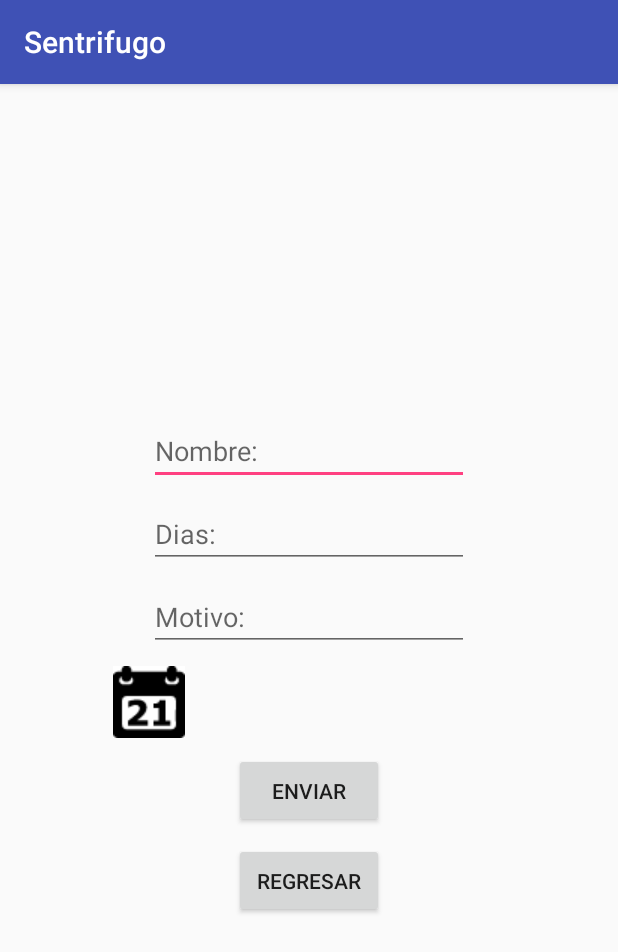
After one commit to eqilibruim501/Sentrifugo-Movil, an Android app: the PedirVaciones screen opened directly, with no data from a screen before it, on a phone screen of 412 x 824 dp. The commit adds this screen. Shown: the top 952 px of the screen. Run offline under Robolectric (Android 15) with nearby library versions, the phone set to English and light mode, and no system bars; our stand-ins replace Firebase (no records; nobody signed in at launch, a user with empty details on screens opened directly).

Commit message:
vacaciones

```diff
--- a/Sentrifugo/app/src/main/AndroidManifest.xml
+++ b/Sentrifugo/app/src/main/AndroidManifest.xml
@@ -22,7 +22,8 @@
         <activity
             android:name=".DatosUsuario"
             android:label="@string/title_activity_datos_usuario"
-            android:theme="@style/AppTheme.NoActionBar"></activity>
+            android:theme="@style/AppTheme.NoActionBar" />
+        <activity android:name=".PedirVaciones"></activity>
     </application>
 
 </manifest>
--- a/Sentrifugo/app/src/main/java/com/example/frive/sentrifugo/Base/Referencias.java
+++ b/Sentrifugo/app/src/main/java/com/example/frive/sentrifugo/Base/Referencias.java
@@ -3,4 +3,5 @@ package com.example.frive.sentrifugo.Base;
 public class Referencias {
     final public static String Principal="Sentrifugo";
     final public static String Usuario="Usuarios";
+    final public static String Vacacion="Vacaciones";
 }
--- a/Sentrifugo/app/src/main/java/com/example/frive/sentrifugo/MainActivity.java
+++ b/Sentrifugo/app/src/main/java/com/example/frive/sentrifugo/MainActivity.java
@@ -103,7 +103,8 @@ public class MainActivity extends AppCompatActivity {
             public void onComplete(@NonNull Task<AuthResult> task) {
                 if(task.isSuccessful()){
                     //Log.i("seccion","inicio");
-                   Intent intent=new Intent(MainActivity.this,DatosUsuario.class);
+                  // Intent intent=new Intent(MainActivity.this,DatosUsuario.class);
+                    Intent intent=new Intent(MainActivity.this,PedirVaciones.class);
                     intent.putExtra("correo",email);
                    startActivity(intent);
                     Toast.makeText(MainActivity.this,"Inicio",Toast.LENGTH_LONG).show();
--- /dev/null
+++ b/Sentrifugo/app/src/main/java/com/example/frive/sentrifugo/PedirVaciones.java
@@ -0,0 +1,120 @@
+package com.example.frive.sentrifugo;
+
+import android.app.DatePickerDialog;
+import android.app.NotificationManager;
+import android.app.TimePickerDialog;
+import android.content.Context;
+import android.content.Intent;
+import android.os.Build;
+import android.support.annotation.RequiresApi;
+import android.support.v7.app.AppCompatActivity;
+import android.os.Bundle;
+import android.view.View;
+import android.widget.Button;
+import android.widget.DatePicker;
+import android.widget.EditText;
+import android.widget.ImageButton;
+import android.widget.TextView;
+import android.widget.TimePicker;
+import android.widget.Toast;
+
+import com.example.frive.sentrifugo.Base.Referencias;
+import com.google.firebase.database.DatabaseReference;
+import com.google.firebase.database.FirebaseDatabase;
+
+import java.util.Calendar;
+
+public class PedirVaciones extends AppCompatActivity {
+    private NotificationManager notificationManager;
+    ImageButton bfecha;
+    EditText efecha;
+    private int dia, mes, anio, hora, minutos;
+    DatePickerDialog dpd;
+    TimePickerDialog timePickerDialog;
+    private Button sacarCita;
+    private TextView nombre,dias,motivo;
+    private Button regresar;
+    String Correo;
+    @Override
+    protected void onCreate(Bundle savedInstanceState) {
+        super.onCreate(savedInstanceState);
+        setContentView(R.layout.activity_pedir_vaciones);
+        bfecha = findViewById(R.id.bfecha);
+        efecha = findViewById(R.id.efecha);
+        nombre = (TextView)findViewById(R.id.Nombre);
+        dias = (TextView)findViewById(R.id.Dias);
+        motivo=(TextView)findViewById(R.id.Motivo);
+        efecha.setKeyListener(null);
+        regresar=(Button)findViewById(R.id.Regresar);
+        sacarCita=(Button)findViewById(R.id.solicitud);
+        Bundle extras = getIntent().getExtras();
+        //crea notificacion
+        if (extras != null) {
+            Correo=extras.getString("correo");
+        }
+        //muestra fecha
+        bfecha.setOnClickListener(new View.OnClickListener() {
+            @Override
+            public void onClick(View view) {
+
+                Calendar c = Calendar.getInstance();
+                dia = c.get(Calendar.DAY_OF_MONTH);
+
+                mes= c.get(Calendar.MONTH);
+
+                anio = c.get(Calendar.YEAR);
+
+                dpd = new DatePickerDialog(PedirVaciones.this, new DatePickerDialog.OnDateSetListener(){
+
+                    @Override
+                    public void onDateSet(DatePicker view, int year, int month, int day){
+                        efecha.setVisibility(View.VISIBLE);
+                        efecha.setText(day + "/" + (month+1)+ "/" + year);
+                    }
+                }
+                        ,dia ,mes ,anio);
+                dpd.updateDate(anio, mes, dia);
+                dpd.show();
+            }
+        });
+        regresar.setOnClickListener(new View.OnClickListener() {
+            @Override
+            public void onClick(View v) {
+                Intent intent=new Intent(PedirVaciones.this,MainActivity.class);
+
+                startActivity(intent);
+            }
+        });
+        //muestra hora
+        //saca cita
+        sacarCita.setOnClickListener(new View.OnClickListener() {
+            @RequiresApi(api = Build.VERSION_CODES.O)
+            @Override
+            public void onClick(View v) {
+                //guarda de firebase
+                final FirebaseDatabase database = FirebaseDatabase.getInstance();
+                final DatabaseReference myRef = database.getReference(Referencias.Principal);
+                int dia=0;
+                if(!nombre.getText().toString().equals("")  && !motivo.getText().toString().equals("")
+                        && !efecha.getText().toString().equals("") && !dias.getText().toString().equals("")
+                        && nombre.getText().toString().length()<=10) {
+                    dia = Integer.parseInt(dias.getText().toString());
+                    Vacacion vacacion =
+                            new Vacacion(nombre.getText().toString(),
+                                    efecha.getText().toString(), dia,
+                                    motivo.getText().toString(),Correo);
+                    myRef.child(Referencias.Vacacion).push().setValue(vacacion);
+                    Toast.makeText(PedirVaciones.this,"La solicitud se saco correctamente", Toast.LENGTH_LONG).show();
+
+                    nombre.setText("");
+                    efecha.setText("");
+                    dias.setText("");
+                    motivo.setText("");
+
+                }else{
+                    Toast.makeText(PedirVaciones.this,"No deje ningun espacio en blanco, el nombre debe ser menor a 10 caracteres y el numero menor o igual a 8 digitos", Toast.LENGTH_LONG).show();
+                }
+            }
+        });
+    }
+}
--- /dev/null
+++ b/Sentrifugo/app/src/main/res/layout/activity_pedir_vaciones.xml
@@ -0,0 +1,89 @@
+<?xml version="1.0" encoding="UTF-8"?>
+    <RelativeLayout
+        tools:context=".PedirVaciones"
+        android:layout_height="match_parent"
+        android:layout_width="match_parent"
+        xmlns:tools="http://schemas.android.com/tools"
+        xmlns:app="http://schemas.android.com/apk/res-auto"
+        xmlns:android="http://schemas.android.com/apk/res/android">
+
+
+        <LinearLayout
+            android:layout_height="match_parent"
+            android:layout_width="match_parent"
+            android:gravity="center"
+            android:orientation="vertical">
+
+            <EditText
+                android:layout_height="wrap_content"
+                android:layout_width="wrap_content"
+                android:hint="Nombre:"
+                android:inputType="textPersonName"
+                android:layout_margin="10dp"
+                android:ems="10"
+                android:id="@+id/Nombre"/>
+
+            <EditText
+                android:layout_height="wrap_content"
+                android:layout_width="wrap_content"
+                android:hint="Dias:"
+                android:inputType="numberDecimal"
+                android:ems="10"
+                android:id="@+id/Dias"
+                android:layout_marginBottom="10dp"
+                android:layout_marginRight="10dp"
+                android:layout_marginLeft="10dp"/>
+            <EditText
+                android:layout_height="wrap_content"
+                android:layout_width="wrap_content"
+                android:hint="Motivo:"
+                android:inputType="text"
+                android:ems="10"
+                android:id="@+id/Motivo"
+                android:layout_marginBottom="10dp"
+                android:layout_marginRight="10dp"
+                android:layout_marginLeft="10dp"/>
+
+
+            <LinearLayout
+                android:layout_height="wrap_content"
+                android:layout_width="wrap_content"
+                android:gravity="center"
+                android:orientation="horizontal"
+                android:layout_marginBottom="10dp"
+                android:layout_marginRight="10dp"
+                android:layout_marginLeft="10dp">
+
+                <ImageButton
+                    android:layout_height="wrap_content"
+                    android:layout_width="wrap_content"
+                    android:id="@+id/bfecha"
+                    android:background="#FFFFFF"
+                    app:srcCompat="@drawable/calendar"
+                    android:layout_weight="1"/>
+
+                <EditText android:layout_height="wrap_content"
+                    android:layout_width="wrap_content"
+                    android:hint="Fecha:"
+                    android:inputType="textPersonName"
+                    android:ems="10" android:id="@+id/efecha"
+                    android:visibility="invisible"/>
+
+            </LinearLayout>
+
+
+            <Button android:layout_height="50dp"
+                android:layout_width="100dp"
+                android:id="@+id/solicitud"
+                android:layout_marginBottom="10dp"
+                android:layout_marginRight="10dp"
+                android:layout_marginLeft="10dp"
+                android:text="Enviar" />
+            <Button android:layout_height="50dp"
+                android:layout_width="100dp"
+                android:id="@+id/Regresar"
+                android:text="Regresar" />
+
+        </LinearLayout>
+
+    </RelativeLayout>
```
Also changed, not shown: Sentrifugo/app/src/main/java/com/example/frive/sentrifugo/Vacacion.java (added, +60 -0 lines), Sentrifugo/app/src/main/res/drawable/calendar.png (added), Sentrifugo/app/src/main/res/drawable/clock.png (added).
